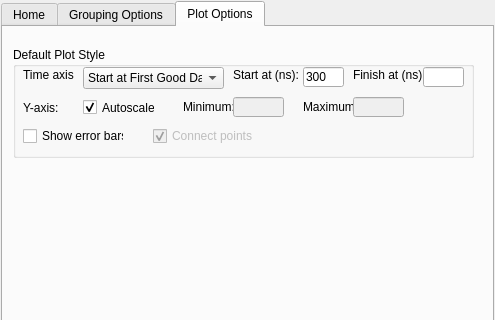
This is Code/Mantid/MantidQt/CustomInterfaces/inc/MantidQtCustomInterfaces/MuonAnalysis.ui in mantidproject/mantid as Qt 5 draws it before an edit; both pictures show x 0 to 495 and y 0 to 320 of the 495 by 619 pixel window. The edited form follows.
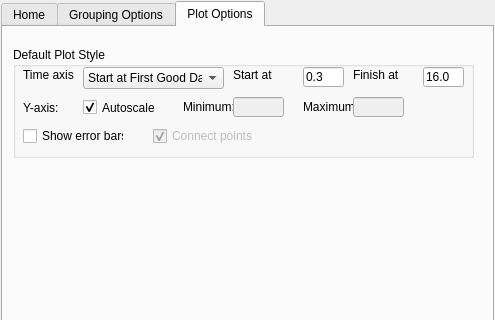
This is the edited form. The open tabs and pages were chosen to show the change. Custom widgets are drawn as their Qt base class.

What changed in the file:
```diff
--- a/Code/Mantid/MantidQt/CustomInterfaces/inc/MantidQtCustomInterfaces/MuonAnalysis.ui
+++ b/Code/Mantid/MantidQt/CustomInterfaces/inc/MantidQtCustomInterfaces/MuonAnalysis.ui
@@ -793,7 +793,7 @@
          </rect>
         </property>
         <property name="text" >
-         <string>Start at (ns):</string>
+         <string>Start at</string>
         </property>
        </widget>
        <widget class="QLabel" name="timeAxisFinishAtLabel" >
@@ -806,7 +806,7 @@
          </rect>
         </property>
         <property name="text" >
-         <string>Finish at (ns):</string>
+         <string>Finish at</string>
         </property>
        </widget>
        <widget class="QLineEdit" name="timeAxisStartAtInput" >
@@ -822,7 +822,7 @@
          </rect>
         </property>
         <property name="text" >
-         <string>300</string>
+         <string>0.3</string>
         </property>
        </widget>
        <widget class="QLineEdit" name="timeAxisFinishAtInput" >
@@ -834,6 +834,9 @@
           <height>20</height>
          </rect>
         </property>
+        <property name="text" >
+         <string>16.0</string>
+        </property>
        </widget>
        <widget class="QLabel" name="label_11" >
         <property name="geometry" >
```
Left out of the diff: 12 changed lines with no effect on the pictures.
